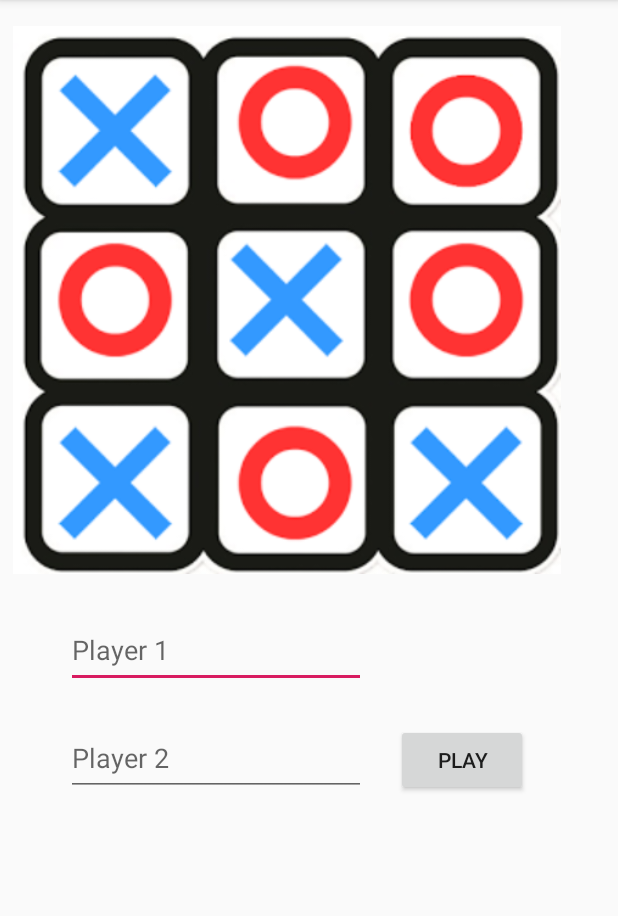
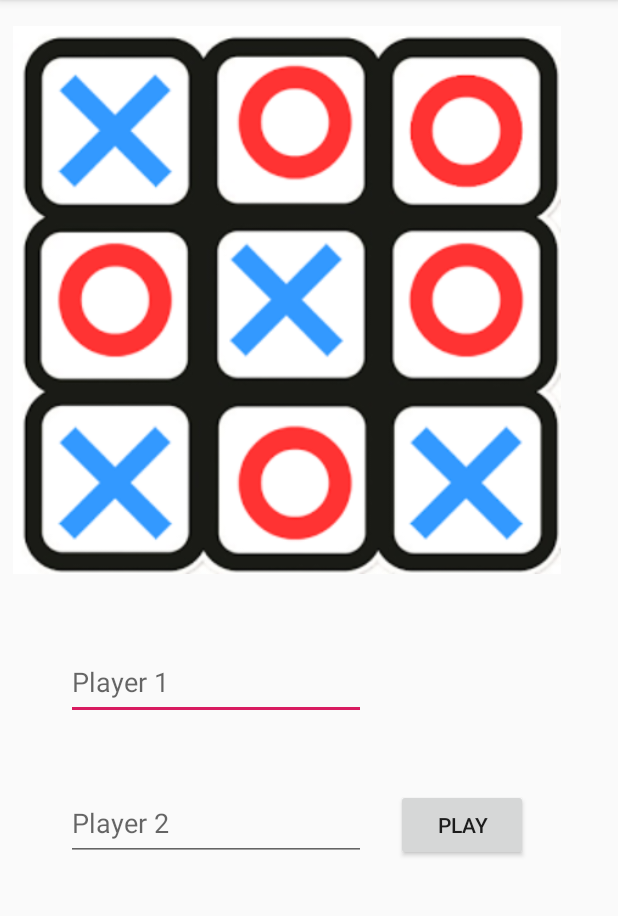
Before and after one commit to AnkitVerma8584/TicTacToe, an Android app: the screen it shows after launch (Start), on a phone screen of 412 x 824 dp, the part 84-1000 px from its top. Run offline under Robolectric (Android 15) with nearby library versions, the phone set to English and light mode, and no system bars.

Commit message:
A small tic tac toe game.

```diff
--- a/app/src/main/res/layout/activity_start.xml
+++ b/app/src/main/res/layout/activity_start.xml
@@ -59,5 +59,5 @@
         app:layout_constraintHorizontal_bias="0.0"
         app:layout_constraintStart_toStartOf="parent"
         app:layout_constraintTop_toBottomOf="@+id/imageView"
-        app:layout_constraintVertical_bias="0.0" />
+        app:layout_constraintVertical_bias="0.183" />
 </androidx.constraintlayout.widget.ConstraintLayout>
```
